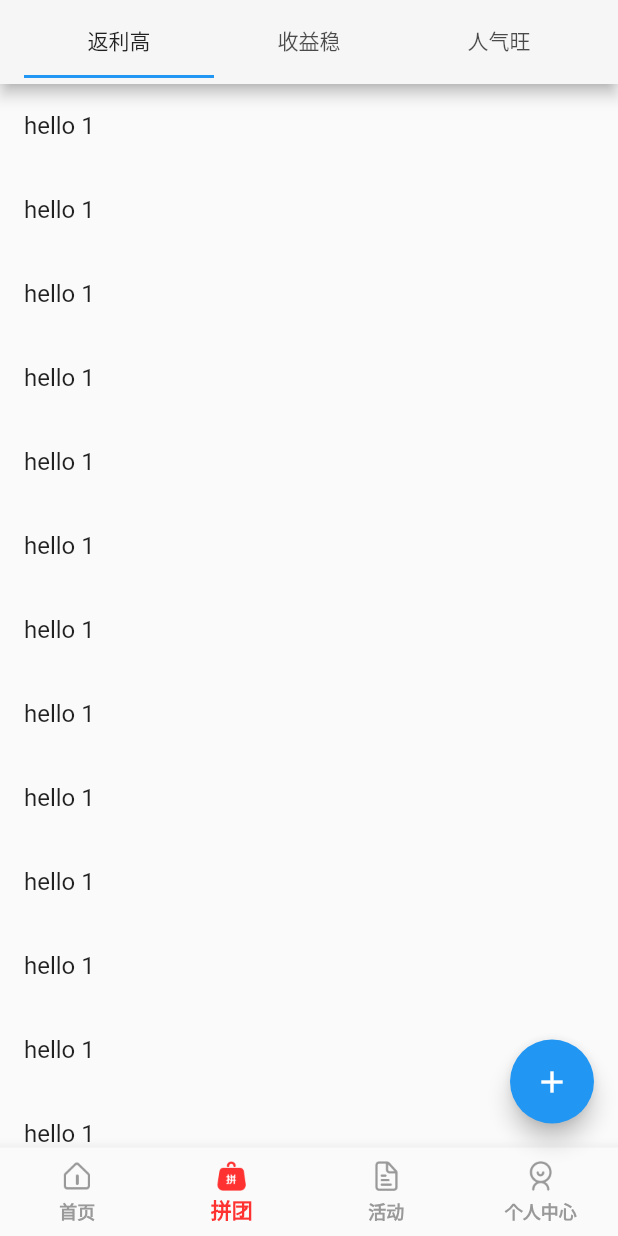
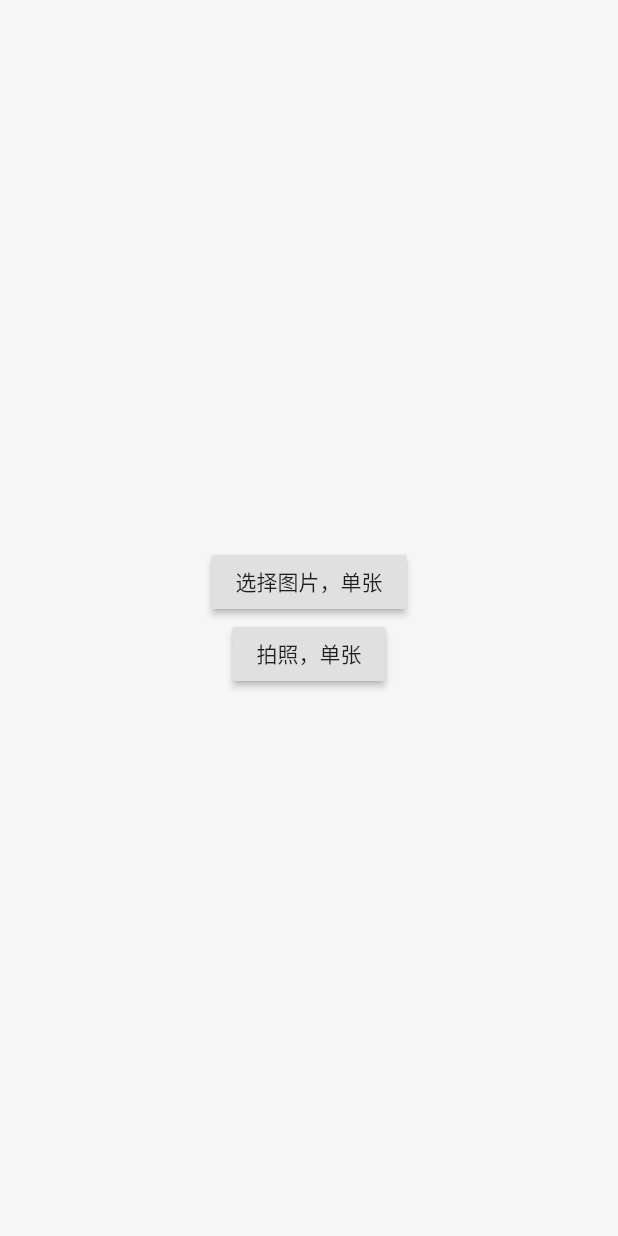
Before and after one commit to Youngto25/flutter-we-play, a Flutter app: the screen it shows after launch, on a phone screen of 412 x 824 dp. Run offline on Flutter 3.47's test engine with Material 2 defaults, Android fonts, the phone set to English and light mode, and no system bars; our stand-ins replace dio, event_bus, fluttertoast, image_picker, shared_preferences; missing offline and left inert: common_utils.

Commit message:
! 提交

```diff
--- /dev/null
+++ b/lib/pages/photoGet/PhotoGet.dart
@@ -0,0 +1,66 @@
+import 'dart:io';
+
+import 'package:flutter/material.dart';
+import 'package:image_picker/image_picker.dart';
+
+class PhotoGet extends StatefulWidget {
+  PhotoGet({Key key}) : super(key: key);
+
+  @override
+  _PhotoGetState createState() => _PhotoGetState();
+}
+
+class _PhotoGetState extends State<PhotoGet> {
+  File _image;
+  final picker = ImagePicker();
+
+// 拍照，单张
+  Future getImage() async {
+    final pickedFile = await picker.getImage(source: ImageSource.camera);
+
+    setState(() {
+      _image = File(pickedFile.path);
+    });
+  }
+
+  // 选择图片，单张
+  Future pickImage() async {
+    final pickedFile = await picker.getImage(source: ImageSource.gallery);
+
+    setState(() {
+      _image = File(pickedFile.path);
+    });
+  }
+
+  // 选择图片，单张
+  Future theImage() async {
+    final pickedFile = await picker.getImage(source: ImageSource.gallery);
+
+    setState(() {
+      _image = File(pickedFile.path);
+    });
+    // String info = _image.readAsStringSync();
+    print(["info======>", _image]);
+  }
+
+  @override
+  Widget build(BuildContext context) {
+    return Scaffold(
+        body: Container(
+      width: double.infinity,
+      height: double.infinity,
+      child: Column(
+          crossAxisAlignment: CrossAxisAlignment.center,
+          mainAxisAlignment: MainAxisAlignment.center,
+          children: [
+            RaisedButton(onPressed: pickImage, child: Text('选择图片，单张')),
+            RaisedButton(onPressed: getImage, child: Text('拍照，单张')),
+            _image == null
+                ? Container()
+                : Semantics(
+                    child: Image.file(_image),
+                    label: 'image_picker_example_picked_image')
+          ]),
+    ));
+  }
+}
--- a/pubspec.yaml
+++ b/pubspec.yaml
@@ -36,6 +36,8 @@ dependencies:
   shared_preferences: ^0.5.12+4
   connectivity: ^2.0.1
   common_utils: ^1.2.1
+
+  image_picker: ^0.6.7 # 获取手机图片
 
 dev_dependencies:
   flutter_test:
```
Also changed, not shown: lib/main.dart (+24 -105 lines), lib/pages/tabs/Home.dart (+9 -8 lines), lib/routes/Routes.dart (+7 -4 lines), 1 other file.
